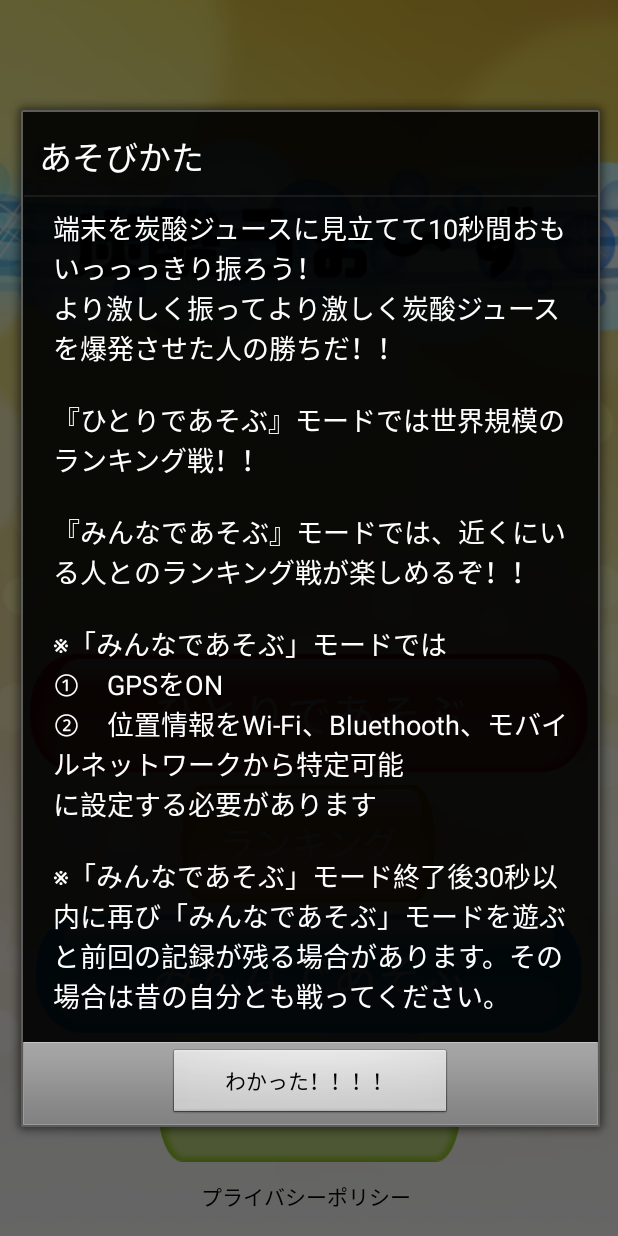
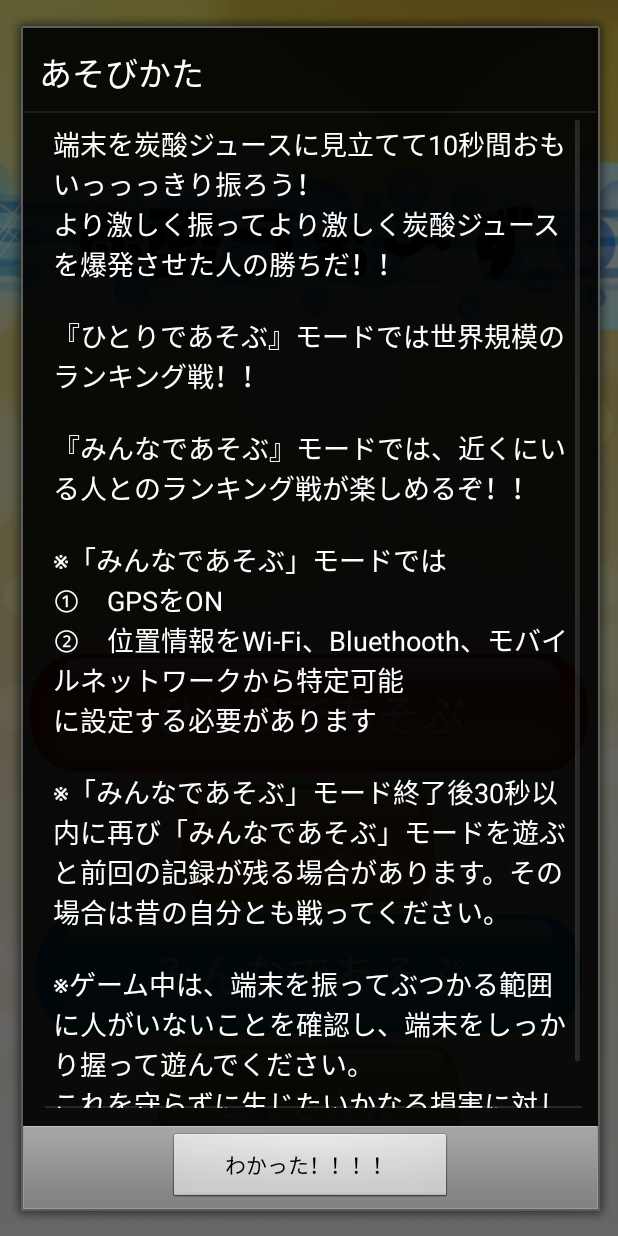
Before and after one commit to roombarunba/Sparkling, an Android app: the screen it shows after launch (TitleActivity), after a tap on "あそびかた", on a phone screen of 412 x 824 dp. Run offline under Robolectric (Android 15) with nearby library versions, the phone set to English and light mode, and no system bars.

Commit message:
危ない遊び方すんなって書いた

```diff
--- a/app/src/main/java/com/example/nttr/sparkling/TitleActivity.java
+++ b/app/src/main/java/com/example/nttr/sparkling/TitleActivity.java
@@ -149,7 +149,8 @@ public class TitleActivity extends Activity implements View.OnClickListener{
                         "※「みんなであそぶ」モードでは\n" +
                         "①　GPSをON\n" + "②　位置情報をWi-Fi、Bluethooth、モバイルネットワークから特定可能\n"
                         + "に設定する必要があります\n\n" +
-                        "※「みんなであそぶ」モード終了後30秒以内に再び「みんなであそぶ」モードを遊ぶと前回の記録が残る場合があります。その場合は昔の自分とも戦ってください。")
+                        "※「みんなであそぶ」モード終了後30秒以内に再び「みんなであそぶ」モードを遊ぶと前回の記録が残る場合があります。その場合は昔の自分とも戦ってください。\n\n"
+                        + "※ゲーム中は、端末を振ってぶつかる範囲に人がいないことを確認し、端末をしっかり握って遊んでください。\nこれを守らずに生じたいかなる損害に対しても責任を負いかねます。")
                 .setPositiveButton("わかった！！！！", new DialogInterface.OnClickListener() {
                     @Override
                     public void onClick(DialogInterface dialog, int which) {
```
